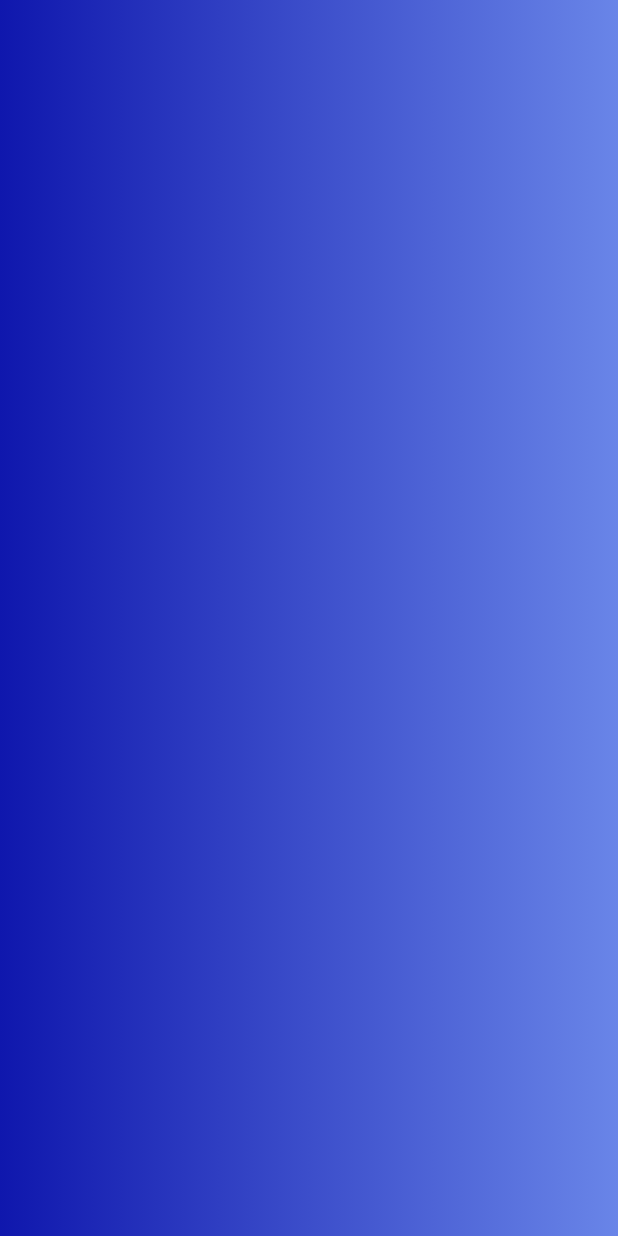
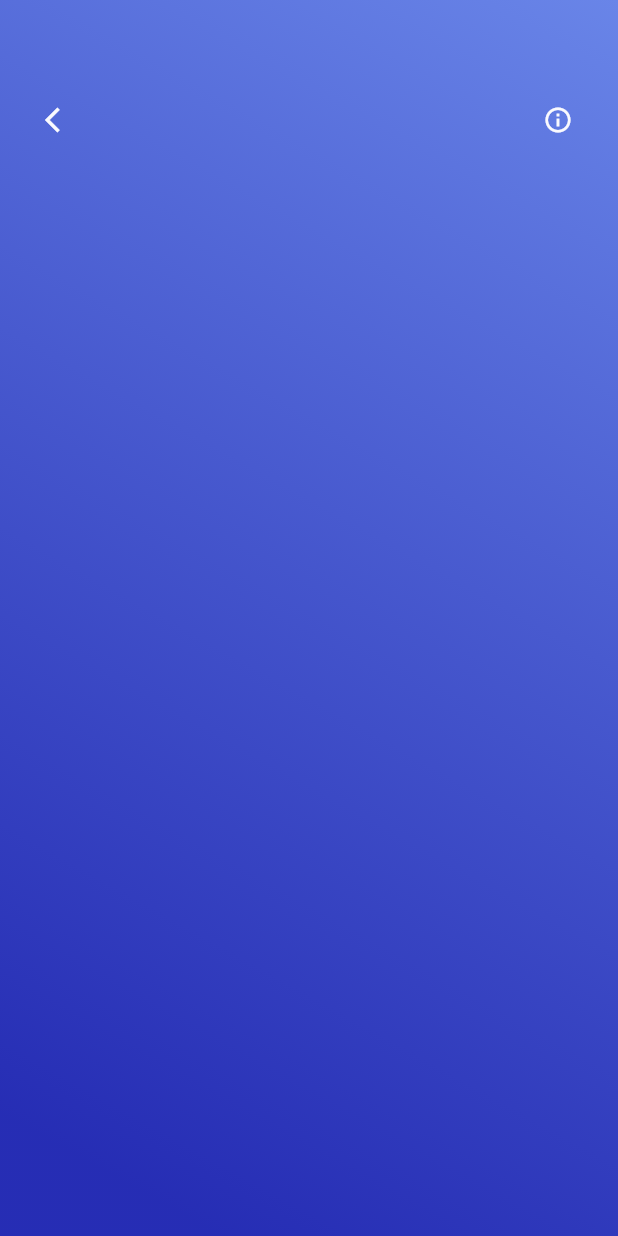
Before and after one commit to siam786/fluuter-training-app, a Flutter app: the screen it shows after launch, on a phone screen of 412 x 824 dp. Run offline on Flutter 3.47's test engine with Material 2 defaults, Android fonts, the phone set to English and light mode, and no system bars.

Commit message:
add video page

```diff
--- a/lib/Video_info.dart
+++ b/lib/Video_info.dart
@@ -1,5 +1,6 @@
 import 'package:flutter/cupertino.dart';
 import 'package:flutter/material.dart';
+
 import 'colors.dart' as color;
 
 class Video_info extends StatefulWidget {
@@ -17,10 +18,34 @@ class _Video_infoState extends State<Video_info> {
         decoration: BoxDecoration(
           gradient: LinearGradient(
             colors: [
-              color.AppColor.gradientFirst,
+              color.AppColor.gradientFirst.withOpacity(0.9),
               color.AppColor.gradientSecond
-            ]
+            ],
+            begin: const FractionalOffset(0.0, 0.9),
+            end: Alignment.topRight
           )
+        ),
+        child: Column(
+          children: [
+            Container(
+              padding: const EdgeInsets.only(top: 70,left: 30,right: 30),
+              width: MediaQuery.of(context).size.width,
+              height: 300,
+              child: Column(
+                children: [
+                 Row(
+                    children: [
+                      Icon(Icons.arrow_back_ios,size: 20,
+                  color: color.AppColor.secondPageIconColor),
+                  Expanded(child: Container()),
+                  Icon(Icons.info_outline,size: 20,
+                  color: color.AppColor.secondPageIconColor),
+                    ],
+                 )
+                ],
+              ),
+            )
+          ],
         ),
       ),
 
```
